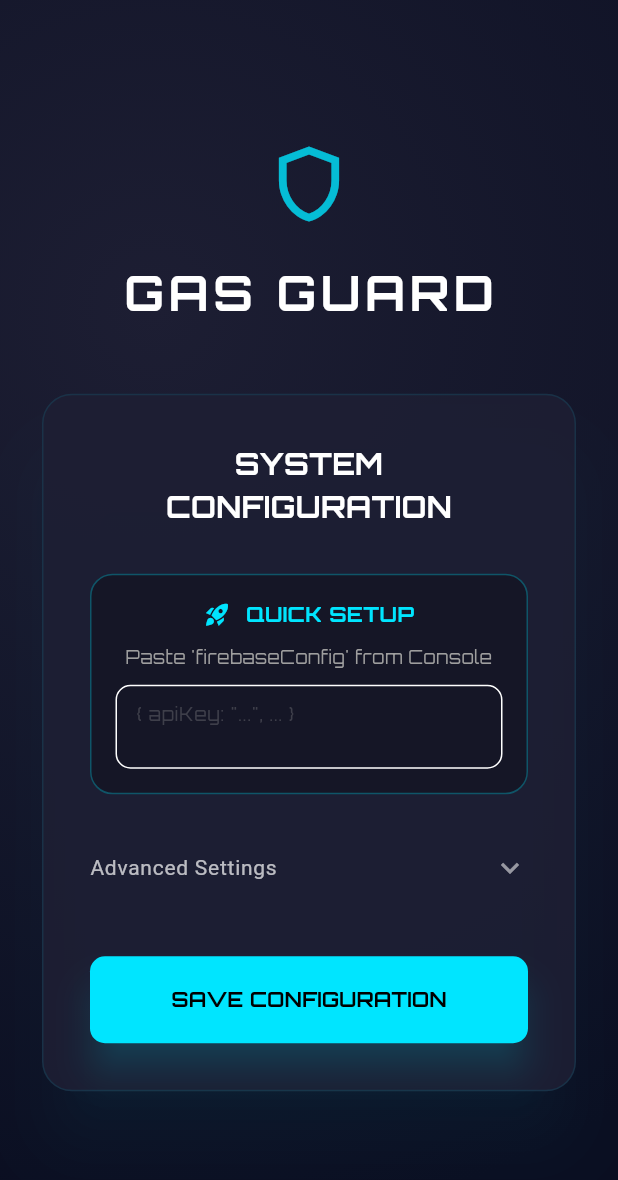
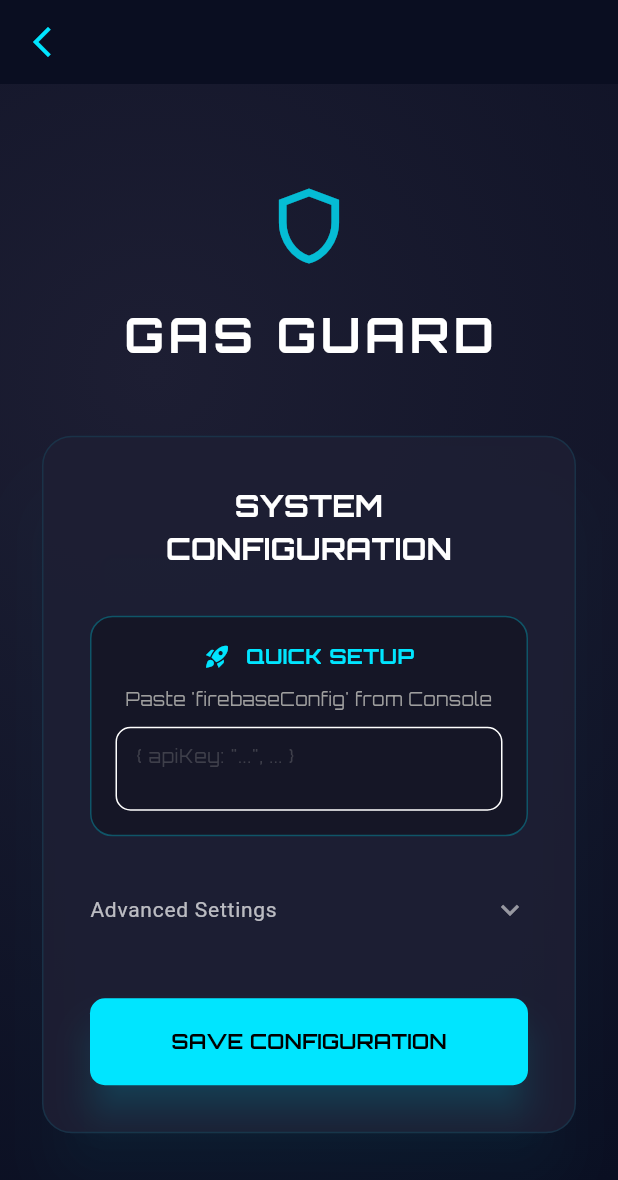
Before and after one commit to Pratik4875/gas-guard-command-center, a Flutter app: the SettingsScreen screen opened directly, on a phone screen of 412 x 824 dp. Shown: the top 1180 px of the screen. Run offline on Flutter 3.47's test engine with Material 3 defaults, Android fonts, the phone set to English and light mode, and no system bars; our stand-ins replace firebase_core, firebase_database, fl_chart, flutter_local_notifications, google_fonts, percent_indicator and 1 more; missing offline and left inert: universal_html; accounts and stored records are empty.

Commit message:
feat: Settings UI Polish (Back Button + Validation) 🛠️

```diff
--- a/lib/screens/settings_screen.dart
+++ b/lib/screens/settings_screen.dart
@@ -70,7 +70,15 @@ class _SettingsScreenState extends State<SettingsScreen> {
   }
 
   Future<void> _saveAndConnect() async {
-    if (!_formKey.currentState!.validate()) return;
+    if (!_formKey.currentState!.validate()) {
+      ScaffoldMessenger.of(context).showSnackBar(
+        const SnackBar(
+          content: Text("Please fill in all required fields"),
+          backgroundColor: Colors.redAccent,
+        ),
+      );
+      return;
+    }
 
     setState(() => _isLoading = true);
 
@@ -134,6 +142,16 @@ class _SettingsScreenState extends State<SettingsScreen> {
   Widget build(BuildContext context) {
     return Scaffold(
       backgroundColor: const Color(0xFF0A0E21),
+      appBar: AppBar(
+        backgroundColor: Colors.transparent,
+        elevation: 0,
+        leading: widget.isFirstRun
+            ? null
+            : IconButton(
+                icon: const Icon(Icons.arrow_back_ios_new, color: Color(0xFF00E5FF)),
+                onPressed: () => Navigator.of(context).pop(),
+              ),
+      ),
       body: Container(
         height: MediaQuery.of(context).size.height,
         width: MediaQuery.of(context).size.width,
```
Also changed, not shown: 6 other files.
